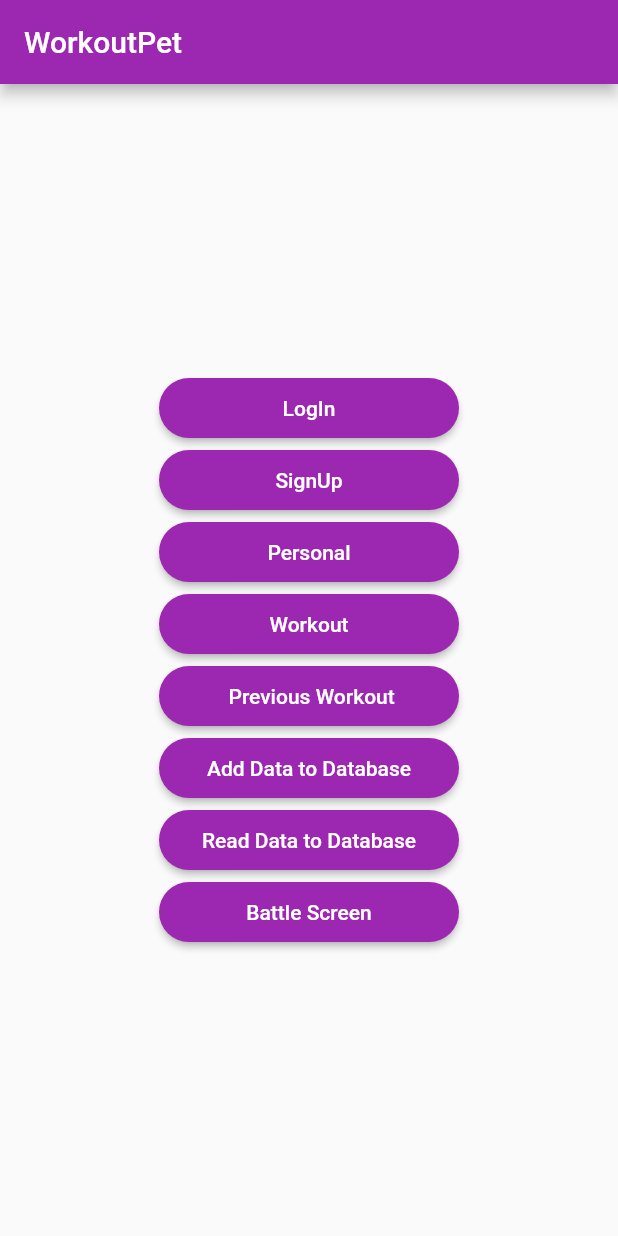
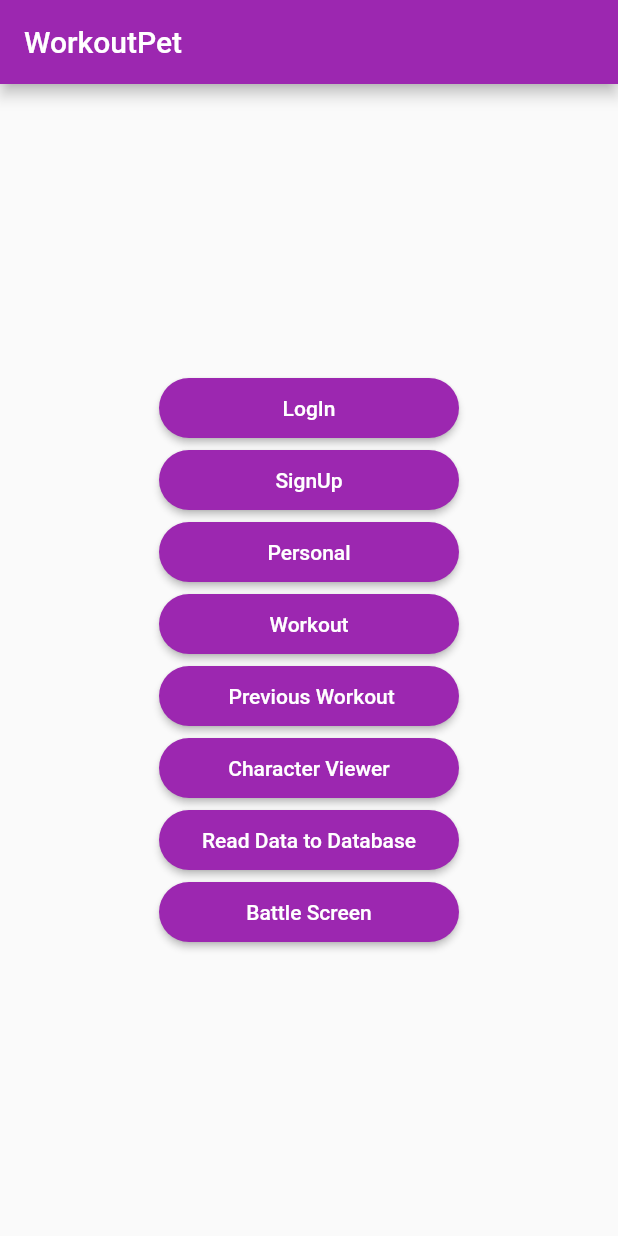
Before and after one commit to SlavicHeath/WorkoutApp, a Flutter app: the screen it shows after launch, on a phone screen of 412 x 824 dp. Run offline on Flutter 3.47's test engine with Material 2 defaults, Android fonts, the phone set to English and light mode, and no system bars; our stand-ins replace cloud_firestore, firebase_auth, firebase_core, firebase_database; missing offline and left inert: model_viewer_plus; accounts and stored records are empty.

Commit message:
Model viewer demo

```diff
--- a/lib/character_select.dart
+++ b/lib/character_select.dart
@@ -7,7 +7,7 @@ class Character extends StatelessWidget {
   Widget build(BuildContext context) {
     return MaterialApp(
       home: Scaffold(
-        appBar: AppBar(title: Text("Model Viewer")),
+        appBar: AppBar(title: const Text("Model Viewer")),
         body: ModelViewer(
           src: 'assets/character/Astronaut.glb',
           alt: "A 3D model of an astronaut",
--- a/lib/main.dart
+++ b/lib/main.dart
@@ -5,6 +5,7 @@ import 'package:workoutpet/sign_in.dart';
 import 'package:workoutpet/signup.dart';
 import 'package:workoutpet/workout.dart';
 import 'battle.dart';
+import 'character_select.dart';
 import 'database_test.dart';
 import 'firebase_options.dart';
 
@@ -128,7 +129,7 @@ class HomeScreen extends StatelessWidget {
                   Navigator.of(context).push(
                     MaterialPageRoute(
                         //The right side is the widget you want to go to
-                        builder: (context) => DataWrite()),
+                        builder: (context) => Character()),
                   );
                 },
                 style: ElevatedButton.styleFrom(
@@ -138,7 +139,7 @@ class HomeScreen extends StatelessWidget {
                     borderRadius: BorderRadius.circular(30),
                   ),
                 ),
-                child: Text("Add Data to Database"),
+                child: Text("Character Viewer"),
               ),
               ElevatedButton(
                 onPressed: () {
```
